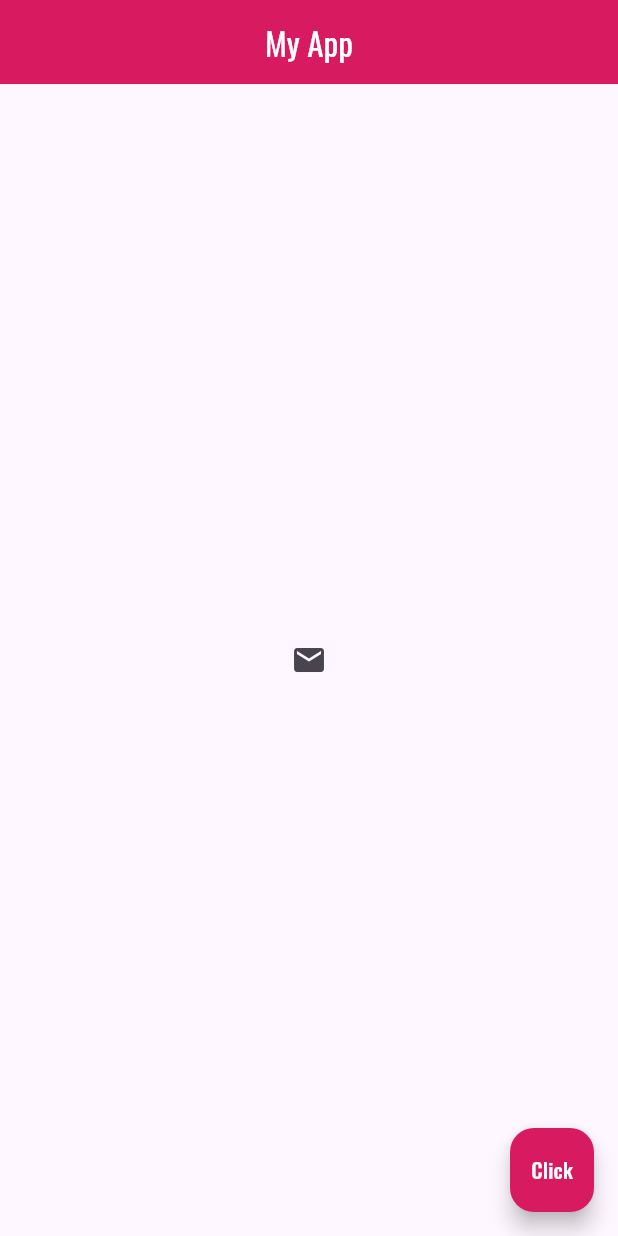
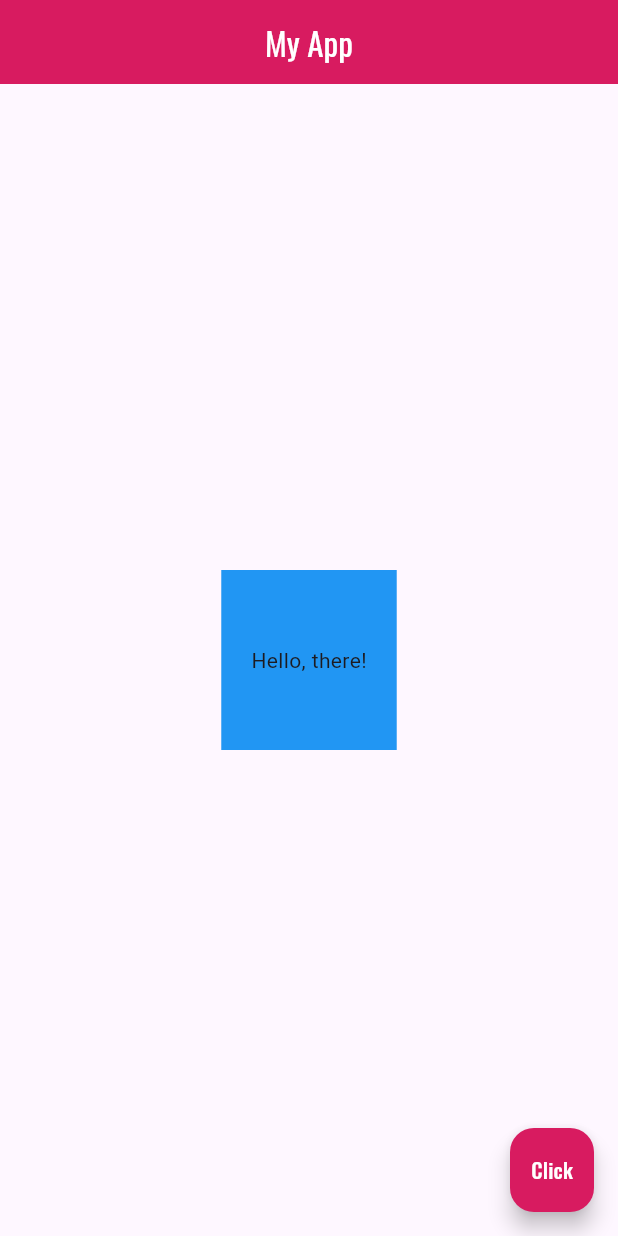
Before and after one commit to chaitraboggaram/Flutter-App, a Flutter app: the screen it shows after launch, on a phone screen of 412 x 824 dp. Run offline on Flutter 3.47's test engine with Material 3 defaults, Android fonts, the phone set to English and light mode, and no system bars.

Commit message:
Adding padding and margin to containers

```diff
--- a/myapp/lib/main.dart
+++ b/myapp/lib/main.dart
@@ -20,13 +20,18 @@ class Home extends StatelessWidget {
         backgroundColor: Colors.pink[600],
       ),
       body: Center(
-        child: IconButton(
-          onPressed: () {
-            print("You clicked me");
-          },
-          icon: Icon(Icons.mail),
-        )
+        child: Container(
+        // Takes up all the space that is available and manages it i.e acts as wrapper
+          color: Colors.blue,
+          child: Text(
+            "Hello, there!",
+            // Now as we have child widget the container takes space of only the child widget and not whole space
+          ),
+          padding: EdgeInsets.symmetric(horizontal: 20, vertical: 50),      // Apply 20 & 50 pixels of padding around all edges inside the container
+          margin: EdgeInsets.all(30),       // Apply 30 padding around the container
+        ),
       ),
+
       floatingActionButton: FloatingActionButton(
         onPressed: () {},
         child: Text(
```
Also changed, not shown: myapp/assets/space2.jpeg (added), 1 other file.
